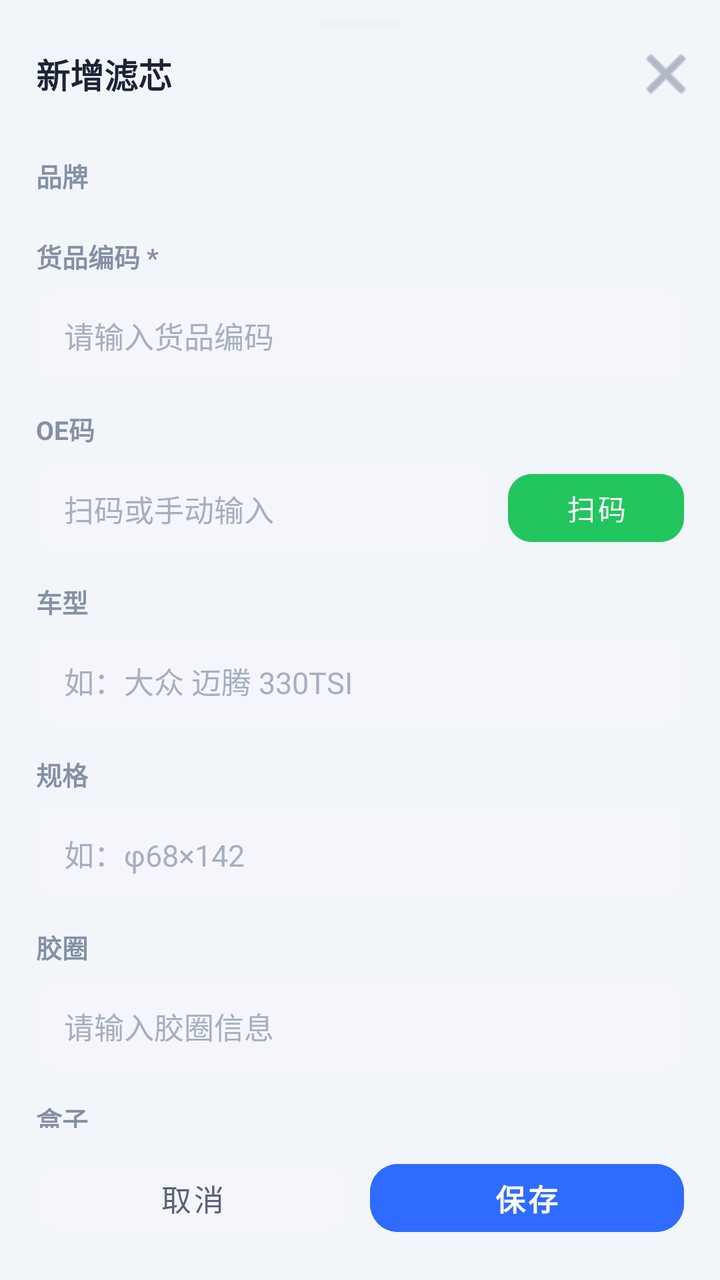
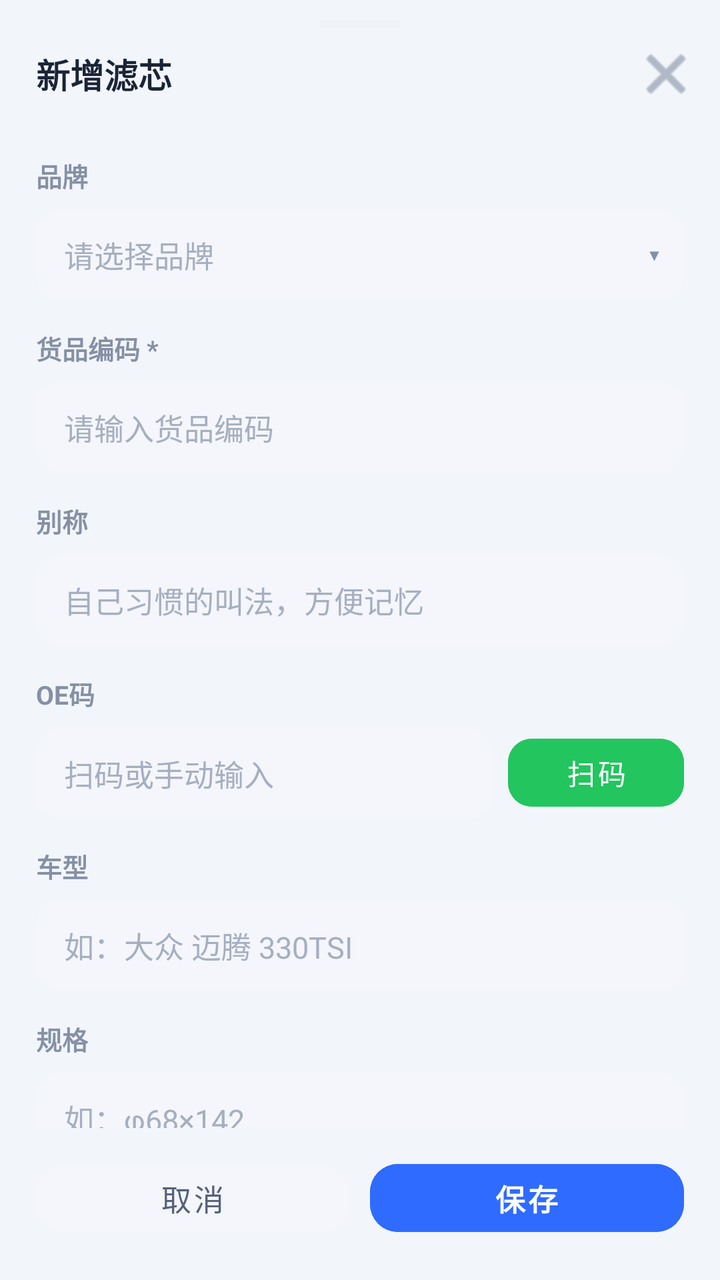

The first picture is an Android layout as it rendered before a commit; the second is the same layout after the commit. The layout source and the unified diff follow.
<!-- AndroidManifest.xml: application theme Theme.FilterMaster -->
<!-- res/layout/sheet_edit.xml -->
<?xml version="1.0" encoding="utf-8"?>
<LinearLayout xmlns:android="http://schemas.android.com/apk/res/android"
    xmlns:app="http://schemas.android.com/apk/res-auto"
    android:layout_width="match_parent"
    android:layout_height="match_parent"
    android:orientation="vertical">

    <View
        android:layout_width="40dp"
        android:layout_height="4dp"
        android:layout_gravity="center_horizontal"
        android:layout_marginTop="10dp"
        android:background="@drawable/bg_rounded_8" />

    <LinearLayout
        android:layout_width="match_parent"
        android:layout_height="wrap_content"
        android:gravity="center_vertical"
        android:orientation="horizontal"
        android:paddingLeft="18dp"
        android:paddingRight="12dp"
        android:paddingTop="8dp"
        android:paddingBottom="12dp">

        <TextView
            android:id="@+id/sheetTitle"
            android:layout_width="0dp"
            android:layout_height="wrap_content"
            android:layout_weight="1"
            android:text="新增滤芯"
            android:textColor="@color/text_main"
            android:textSize="17sp"
            android:textStyle="bold" />

        <ImageButton
            android:id="@+id/btnSheetClose"
            android:layout_width="30dp"
            android:layout_height="30dp"
            android:background="?attr/selectableItemBackgroundBorderless"
            android:contentDescription="关闭"
            android:src="@android:drawable/ic_menu_close_clear_cancel"
            android:tint="#8590A5" />
    </LinearLayout>

    <ScrollView
        android:layout_width="match_parent"
        android:layout_height="0dp"
        android:layout_weight="1"
        android:fillViewport="true"
        android:scrollbars="none">

        <LinearLayout
            android:layout_width="match_parent"
            android:layout_height="wrap_content"
            android:orientation="vertical"
            android:paddingLeft="18dp"
            android:paddingRight="18dp"
            android:paddingBottom="10dp">

            
            <TextView
                style="@style/FormLabel"
                android:text="品牌" />

            <com.google.android.material.chip.ChipGroup
                android:id="@+id/chipGroupType"
                android:layout_width="match_parent"
                android:layout_height="wrap_content"
                app:chipSpacingHorizontal="8dp"
                app:selectionRequired="false"
                app:singleSelection="true"
                 />

            
            <TextView style="@style/FormLabel" android:text="货品编码 *" />
            <EditText
                android:id="@+id/etGoodsCode"
                style="@style/FormInput"
                android:hint="请输入货品编码"
                android:inputType="text" />

            
            <TextView style="@style/FormLabel" android:text="OE码" />
            <LinearLayout
                android:layout_width="match_parent"
                android:layout_height="wrap_content"
                android:orientation="horizontal">

                <EditText
                    android:id="@+id/etOeCode"
                    style="@style/FormInput"
                    android:layout_width="0dp"
                    android:layout_weight="1"
                    android:hint="扫码或手动输入"
                    android:inputType="text" />

                <Button
                    android:id="@+id/btnScanOe"
                    android:layout_width="wrap_content"
                    android:layout_height="46dp"
                    android:layout_marginStart="8dp"
                    android:backgroundTint="#22C55E"
                    android:paddingLeft="16dp"
                    android:paddingRight="16dp"
                    android:stateListAnimator="@null"
                    android:text="扫码"
                    android:textColor="#FFFFFF"
                    android:textSize="14sp"
                    app:cornerRadius="12dp"
                     />
            </LinearLayout>

            
            <TextView style="@style/FormLabel" android:text="车型" />
            <EditText
                android:id="@+id/etCarModel"
                style="@style/FormInput"
                android:hint="如：大众 迈腾 330TSI"
                android:inputType="text" />

            
            <TextView style="@style/FormLabel" android:text="规格" />
            <EditText
                android:id="@+id/etSpec"
                style="@style/FormInput"
                android:hint="如：φ68×142"
                android:inputType="text" />

            
            <TextView style="@style/FormLabel" android:text="胶圈" />
            <EditText
                android:id="@+id/etRing"
                style="@style/FormInput"
                android:hint="请输入胶圈信息"
                android:inputType="text" />

            
            <TextView style="@style/FormLabel" android:text="盒子" />
            <EditText
                android:id="@+id/etBox"
                style="@style/FormInput"
                android:hint="请输入盒子信息"
                android:inputType="text" />

            
            <TextView style="@style/FormLabel" android:text="备注" />
            <EditText
                android:id="@+id/etNotes"
                style="@style/FormInput"
                android:layout_height="wrap_content"
                android:minHeight="84dp"
                android:gravity="top"
                android:hint="请输入备注"
                android:inputType="textMultiLine"
                android:minLines="3" />

            
            <TextView style="@style/FormLabel" android:text="滤芯照片" />
            <LinearLayout
                android:layout_width="match_parent"
                android:layout_height="wrap_content"
                android:orientation="horizontal">

                <TextView
                    android:id="@+id/btnTakePhoto"
                    android:layout_width="0dp"
                    android:layout_height="wrap_content"
                    android:layout_weight="1"
                    android:background="@drawable/bg_field"
                    android:gravity="center"
                    android:padding="13dp"
                    android:text="📷 拍照"
                    android:textColor="#55627A"
                    android:textSize="13.5sp" />

                <TextView
                    android:id="@+id/btnPickPhoto"
                    android:layout_width="0dp"
                    android:layout_height="wrap_content"
                    android:layout_marginStart="10dp"
                    android:layout_weight="1"
                    android:background="@drawable/bg_field"
                    android:gravity="center"
                    android:padding="13dp"
                    android:text="🖼️ 相册"
                    android:textColor="#55627A"
                    android:textSize="13.5sp" />
            </LinearLayout>

            <FrameLayout
                android:id="@+id/imgPreviewWrap"
                android:layout_width="match_parent"
                android:layout_height="wrap_content"
                android:layout_marginTop="10dp"
                android:visibility="gone">

                <ImageView
                    android:id="@+id/ivPreview"
                    android:layout_width="match_parent"
                    android:layout_height="200dp"
                    android:scaleType="centerCrop"
                    android:contentDescription="预览" />

                <ImageButton
                    android:id="@+id/btnRemoveImage"
                    android:layout_width="28dp"
                    android:layout_height="28dp"
                    android:layout_gravity="top|end"
                    android:layout_margin="8dp"
                    android:background="#8C000000"
                    android:contentDescription="移除图片"
                    android:src="@android:drawable/ic_menu_close_clear_cancel"
                    android:tint="#FFFFFF" />
            </FrameLayout>
        </LinearLayout>
    </ScrollView>

    <LinearLayout
        android:layout_width="match_parent"
        android:layout_height="wrap_content"
        android:orientation="horizontal"
        android:paddingLeft="18dp"
        android:paddingRight="18dp"
        android:paddingTop="12dp"
        android:paddingBottom="18dp">

        <Button
            android:id="@+id/btnCancel"
            android:layout_width="0dp"
            android:layout_height="46dp"
            android:layout_weight="1"
            android:backgroundTint="@color/field_bg"
            android:stateListAnimator="@null"
            android:text="取消"
            android:textColor="#55627A"
            android:textSize="15sp"
            app:cornerRadius="14dp"
             />

        <Button
            android:id="@+id/btnSave"
            android:layout_width="0dp"
            android:layout_height="46dp"
            android:layout_marginStart="10dp"
            android:layout_weight="1"
            android:backgroundTint="#2F6BFF"
            android:stateListAnimator="@null"
            android:text="保存"
            android:textColor="#FFFFFF"
            android:textSize="15sp"
            android:textStyle="bold"
            app:cornerRadius="14dp" />
    </LinearLayout>
</LinearLayout>
<!-- resources referenced by this layout -->
<resources>
  <color name="field_bg">#F4F6FB</color>
  <color name="text_main">#1B2436</color>
  <!-- drawable bg_field (drawable) -->
  <?xml version="1.0" encoding="utf-8"?>
  <shape xmlns:android="http://schemas.android.com/apk/res/android">
      <solid android:color="@color/field_bg" />
      <corners android:radius="12dp" />
  </shape>
  <!-- drawable bg_rounded_8 (drawable) -->
  <?xml version="1.0" encoding="utf-8"?>
  <shape xmlns:android="http://schemas.android.com/apk/res/android">
      <solid android:color="#EFF2F7" />
      <corners android:radius="8dp" />
  </shape>
  <style name="FormInput">
          <item name="android:layout_width">match_parent</item>
          <item name="android:layout_height">46dp</item>
          <item name="android:background">@drawable/bg_field</item>
          <item name="android:paddingLeft">14dp</item>
          <item name="android:paddingRight">14dp</item>
          <item name="android:textColor">@color/text_main</item>
          <item name="android:textColorHint">#A6AFC0</item>
          <item name="android:textSize">15sp</item>
      </style>
  <style name="FormLabel">
          <item name="android:layout_width">wrap_content</item>
          <item name="android:layout_height">wrap_content</item>
          <item name="android:layout_marginTop">14dp</item>
          <item name="android:layout_marginBottom">7dp</item>
          <item name="android:textColor">@color/text_sub</item>
          <item name="android:textSize">13sp</item>
          <item name="android:textStyle">bold</item>
      </style>
  <style name="Theme.FilterMaster" parent="Theme.MaterialComponents.Light.NoActionBar">
          <item name="colorPrimary">@color/primary</item>
          <item name="colorPrimaryDark">@color/primary_deep</item>
          <item name="android:statusBarColor">#2456E8</item>
          <item name="android:windowBackground">@color/bg</item>
          <item name="android:windowLightStatusBar">false</item>
      </style>
  <color name="text_sub">#8590A5</color>
  <color name="primary">#2F6BFF</color>
  <color name="primary_deep">#1E4FD6</color>
  <color name="bg">#F2F5FA</color>
</resources>

<!-- the commit's change to res/layout/sheet_edit.xml (unified diff, before → after) -->
@@ -62,14 +62,34 @@
                 style="@style/FormLabel"
                 android:text="品牌" />
 
-            <com.google.android.material.chip.ChipGroup
-                android:id="@+id/chipGroupType"
-                android:layout_width="match_parent"
-                android:layout_height="wrap_content"
-                app:chipSpacingHorizontal="8dp"
-                app:selectionRequired="false"
-                app:singleSelection="true"
-                 />
+            <LinearLayout
+                android:id="@+id/brandSelector"
+                android:layout_width="match_parent"
+                android:layout_height="46dp"
+                android:background="@drawable/bg_field"
+                android:clickable="true"
+                android:focusable="true"
+                android:gravity="center_vertical"
+                android:orientation="horizontal"
+                android:paddingLeft="14dp"
+                android:paddingRight="12dp">
+
+                <TextView
+                    android:id="@+id/tvBrandPicked"
+                    android:layout_width="0dp"
+                    android:layout_height="wrap_content"
+                    android:layout_weight="1"
+                    android:text="请选择品牌"
+                    android:textColor="#A6AFC0"
+                    android:textSize="15sp" />
+
+                <TextView
+                    android:layout_width="wrap_content"
+                    android:layout_height="wrap_content"
+                    android:text="▾"
+                    android:textColor="#8590A5"
+                    android:textSize="16sp" />
+            </LinearLayout>
 
             
             <TextView style="@style/FormLabel" android:text="货品编码 *" />
@@ -77,6 +97,14 @@
                 android:id="@+id/etGoodsCode"
                 style="@style/FormInput"
                 android:hint="请输入货品编码"
+                android:inputType="text" />
+
+            
+            <TextView style="@style/FormLabel" android:text="别称" />
+            <EditText
+                android:id="@+id/etAlias"
+                style="@style/FormInput"
+                android:hint="自己习惯的叫法，方便记忆"
                 android:inputType="text" />
 
             
@@ -127,6 +155,14 @@
                 android:inputType="text" />
 
             
+            <TextView style="@style/FormLabel" android:text="位置" />
+            <EditText
+                android:id="@+id/etLocation"
+                style="@style/FormInput"
+                android:hint="如：A区 3号架 2层"
+                android:inputType="text" />
+
+            
             <TextView style="@style/FormLabel" android:text="胶圈" />
             <EditText
                 android:id="@+id/etRing"
